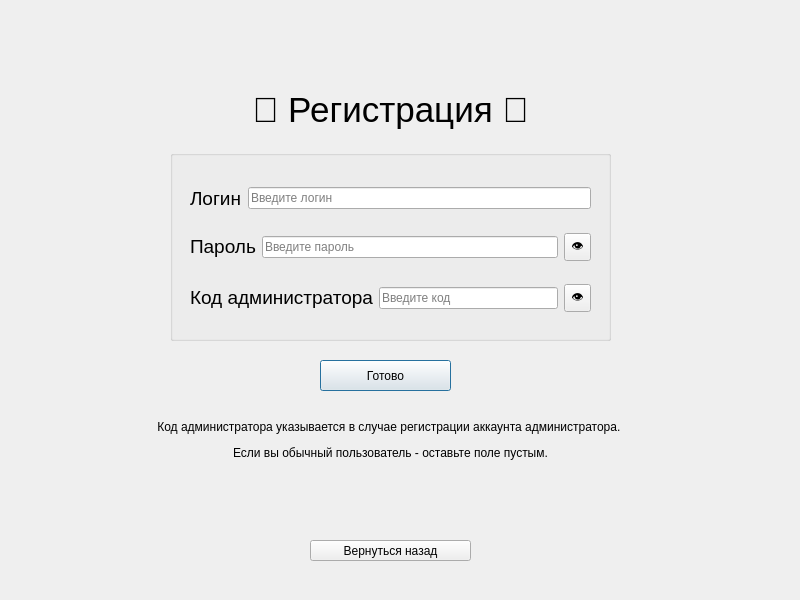
Above: regwindow.ui from mamam111a/2-year_coursework_client before the change. Below: the same form after it.
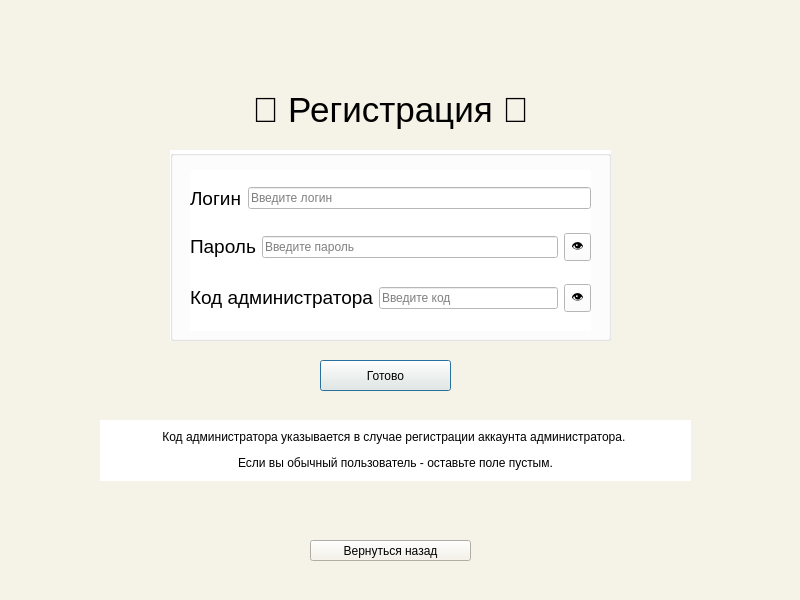
That is the form after the change.

Patch:
```diff
--- a/regwindow.ui
+++ b/regwindow.ui
@@ -13,6 +13,10 @@
   <property name="windowTitle">
    <string>Dialog</string>
   </property>
+  <property name="styleSheet">
+   <string notr="true">background-color: #F5F2E7;
+    color: black;</string>
+  </property>
   <widget class="QGroupBox" name="groupBox">
    <property name="geometry">
     <rect>
@@ -22,6 +26,9 @@
      <height>191</height>
     </rect>
    </property>
+   <property name="styleSheet">
+    <string notr="true">background-color:white</string>
+   </property>
    <property name="title">
     <string/>
    </property>
@@ -135,11 +142,14 @@
    <property name="geometry">
     <rect>
      <x>100</x>
-     <y>400</y>
-     <width>581</width>
-     <height>81</height>
+     <y>420</y>
+     <width>591</width>
+     <height>61</height>
     </rect>
    </property>
+   <property name="styleSheet">
+    <string notr="true">background-color:white</string>
+   </property>
    <property name="text">
     <string>&lt;html&gt;&lt;head/&gt;&lt;body&gt;&lt;p align=&quot;center&quot;&gt;Код администратора указывается в случае регистрации аккаунта администратора. &lt;/p&gt;&lt;p align=&quot;center&quot;&gt;Если вы обычный пользователь - оставьте поле пустым.&lt;/p&gt;&lt;/body&gt;&lt;/html&gt;</string>
    </property>
```
Left out of the diff: 18 changed lines with no effect on the pictures.
